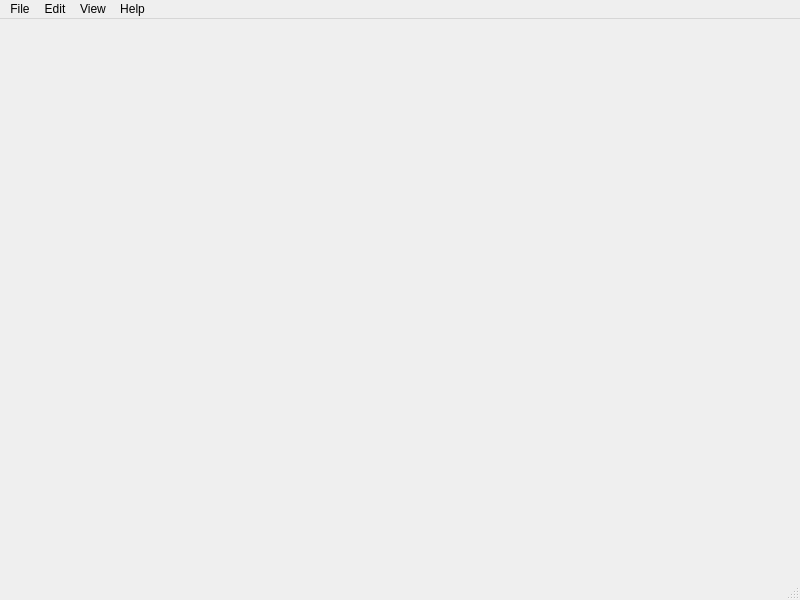
Qt form main_editor_window.ui (Axime/lernpy1) before a commit.
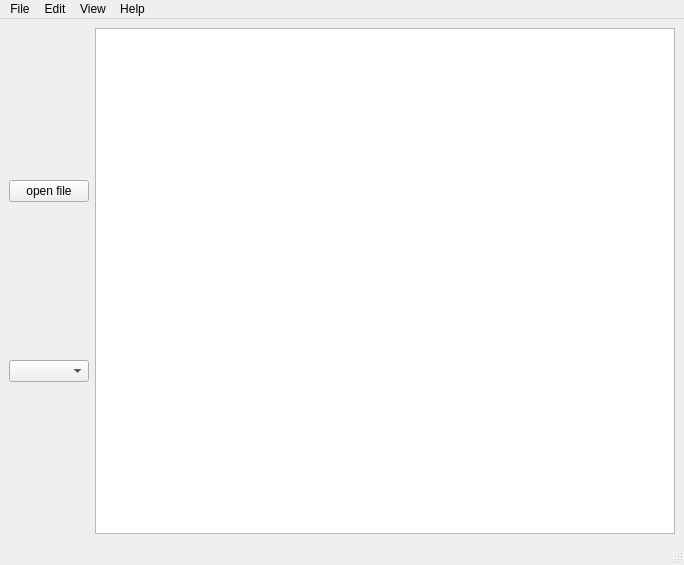
The same form after that commit.

Patch:
```diff
--- a/main_editor_window.ui
+++ b/main_editor_window.ui
@@ -6,20 +6,52 @@
    <rect>
     <x>0</x>
     <y>0</y>
-    <width>800</width>
-    <height>600</height>
+    <width>684</width>
+    <height>565</height>
    </rect>
   </property>
   <property name="windowTitle">
    <string>DB Editor Loggined</string>
   </property>
-  <widget class="QWidget" name="centralwidget"/>
+  <widget class="QWidget" name="centralwidget">
+   <property name="enabled">
+    <bool>true</bool>
+   </property>
+   <property name="font">
+    <font>
+     <italic>false</italic>
+    </font>
+   </property>
+   <layout class="QGridLayout" name="gridLayout" rowstretch="0">
+    <item row="0" column="0">
+     <layout class="QVBoxLayout" name="verticalLayout">
+      <item>
+       <widget class="QPushButton" name="open_file_button">
+        <property name="text">
+         <string>open file</string>
+        </property>
+       </widget>
+      </item>
+      <item>
+       <widget class="QComboBox" name="comboBox"/>
+      </item>
+     </layout>
+    </item>
+    <item row="0" column="1">
+     <layout class="QHBoxLayout" name="half_2">
+      <item>
+       <widget class="QTableWidget" name="tableWidget"/>
+      </item>
+     </layout>
+    </item>
+   </layout>
+  </widget>
   <widget class="QMenuBar" name="menubar">
    <property name="geometry">
     <rect>
      <x>0</x>
      <y>0</y>
-     <width>800</width>
+     <width>684</width>
      <height>21</height>
     </rect>
    </property>
```
Left out of the diff: 4 changed lines with no effect on the pictures.
